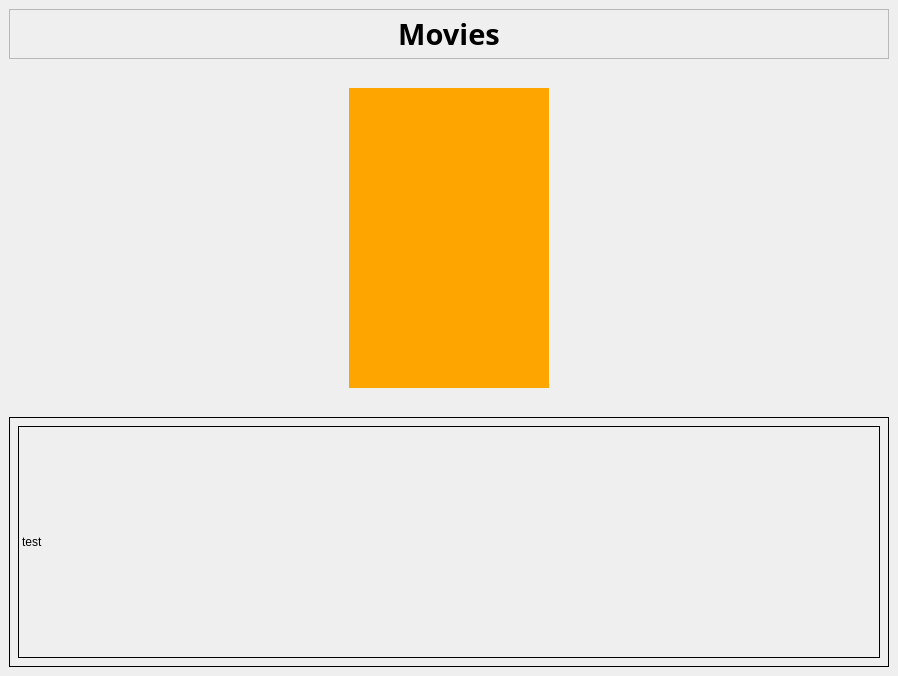
Above: ui/choose-titles-page.ui from xbryan25/movie-tvshow-review-app before the change. Below: the same form after it.
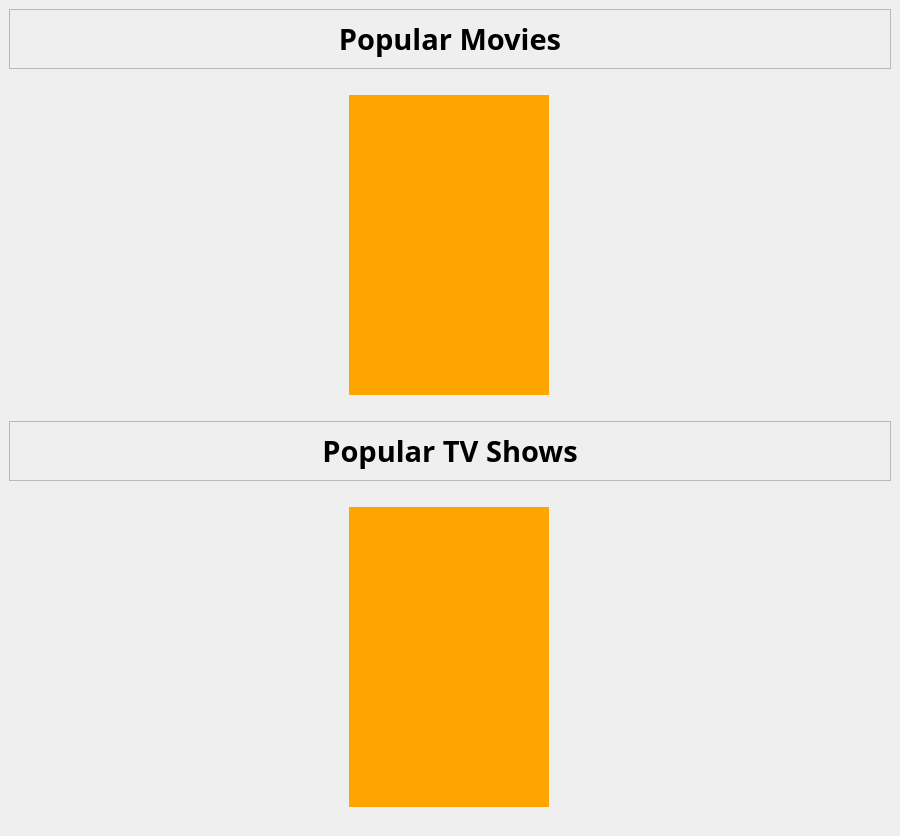
That is the form after the change.

Commit message: Add Popular TV Shows in Choose Titles Page

What changed in the file:
```diff
--- a/ui/choose-titles-page.ui
+++ b/ui/choose-titles-page.ui
@@ -6,8 +6,8 @@
    <rect>
     <x>0</x>
     <y>0</y>
-    <width>898</width>
-    <height>676</height>
+    <width>900</width>
+    <height>816</height>
    </rect>
   </property>
   <property name="windowTitle">
@@ -20,7 +20,7 @@
       <property name="maximumSize">
        <size>
         <width>16777215</width>
-        <height>50</height>
+        <height>60</height>
        </size>
       </property>
       <property name="frameShape">
@@ -47,7 +47,7 @@
           </font>
          </property>
          <property name="text">
-          <string>Movies</string>
+          <string>Popular Movies</string>
          </property>
          <property name="alignment">
           <set>Qt::AlignCenter</set>
@@ -59,6 +59,12 @@
     </item>
     <item>
      <widget class="QScrollArea" name="scrollArea">
+      <property name="minimumSize">
+       <size>
+        <width>0</width>
+        <height>340</height>
+       </size>
+      </property>
       <property name="maximumSize">
        <size>
         <width>880</width>
@@ -107,7 +113,7 @@
          <x>0</x>
          <y>0</y>
          <width>880</width>
-         <height>346</height>
+         <height>340</height>
         </rect>
        </property>
        <layout class="QGridLayout" name="gridLayout">
@@ -151,35 +157,146 @@
      </widget>
     </item>
     <item>
-     <widget class="QWidget" name="widget" native="true">
-      <property name="minimumSize">
-       <size>
-        <width>0</width>
-        <height>250</height>
-       </size>
-      </property>
+     <widget class="QFrame" name="frame_2">
       <property name="maximumSize">
        <size>
         <width>16777215</width>
-        <height>250</height>
+        <height>60</height>
        </size>
       </property>
-      <property name="styleSheet">
-       <string notr="true">border-width: 1px;
-border-color: black;
-border-style: outset;</string>
+      <property name="frameShape">
+       <enum>QFrame::StyledPanel</enum>
       </property>
-      <layout class="QVBoxLayout" name="verticalLayout_2">
+      <property name="frameShadow">
+       <enum>QFrame::Raised</enum>
+      </property>
+      <layout class="QHBoxLayout" name="horizontalLayout_2">
        <item>
-        <widget class="QLabel" name="label_2">
+        <widget class="QLabel" name="label_4">
+         <property name="maximumSize">
+          <size>
+           <width>16777215</width>
+           <height>70</height>
+          </size>
+         </property>
+         <property name="font">
+          <font>
+           <family>Oswald SemiBold</family>
+           <pointsize>22</pointsize>
+           <weight>75</weight>
+           <bold>true</bold>
+          </font>
+         </property>
          <property name="text">
-          <string>test</string>
+          <string>Popular TV Shows</string>
+         </property>
+         <property name="alignment">
+          <set>Qt::AlignCenter</set>
          </property>
         </widget>
        </item>
       </layout>
      </widget>
     </item>
+    <item>
+     <widget class="QScrollArea" name="scrollArea_2">
+      <property name="minimumSize">
+       <size>
+        <width>0</width>
+        <height>340</height>
+       </size>
+      </property>
+      <property name="maximumSize">
+       <size>
+        <width>880</width>
+        <height>350</height>
+       </size>
+      </property>
+      <property name="styleSheet">
+       <string notr="true">
+QScrollBar:horizontal{
+	border: none;
+	background-color: rgb(43, 56, 138);
+	height: 10px;
+	margin: 0 0 0 0;
+	border-radius: 5px;
+}
+
+
+QScrollBar::handle:horizontal{
+	background-color: rgb(131, 207, 241);
+	min-width: 30px;
+	border-radius: 7px;
+}
+
+
+QScrollBar::handle:horizontal:hover{
+	background-color: rgb(131, 180, 210);
+}
+
+QScrollBar::handle:horizontal:pressed{
+	background-color: rgb(120, 170, 190);
+}
+</string>
+      </property>
+      <property name="frameShape">
+       <enum>QFrame::NoFrame</enum>
+      </property>
+      <property name="lineWidth">
+       <number>1</number>
+      </property>
+      <property name="widgetResizable">
+       <bool>true</bool>
+      </property>
+      <widget class="QWidget" name="scrollAreaWidgetContents_2">
+       <property name="geometry">
+        <rect>
+         <x>0</x>
+         <y>0</y>
+         <width>880</width>
+         <height>340</height>
+        </rect>
+       </property>
+       <layout class="QGridLayout" name="gridLayout_2">
+        <item row="0" column="0">
+         <widget class="QLabel" name="label_2">
+          <property name="minimumSize">
+           <size>
+            <width>200</width>
+            <height>300</height>
+           </size>
+          </property>
+          <property name="maximumSize">
+           <size>
+            <width>200</width>
+            <height>300</height>
+           </size>
+          </property>
+          <property name="styleSheet">
+           <string notr="true">QLabel{
+background-color: orange;
+border-style: outset;
+}
+
+QLabel:hover{
+border: 4px solid blue;
+border-radius: 1px;
+}
+
+</string>
+          </property>
+          <property name="text">
+           <string/>
+          </property>
+          <property name="alignment">
+           <set>Qt::AlignCenter</set>
+          </property>
+         </widget>
+        </item>
+       </layout>
+      </widget>
+     </widget>
+    </item>
    </layout>
   </widget>
  </widget>
```
The commit also changes 2 other files.
